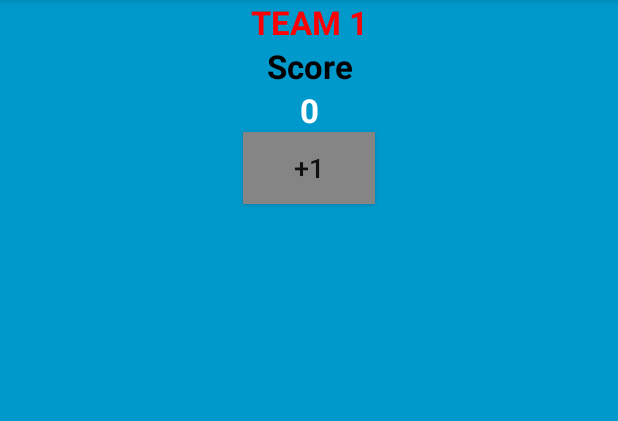
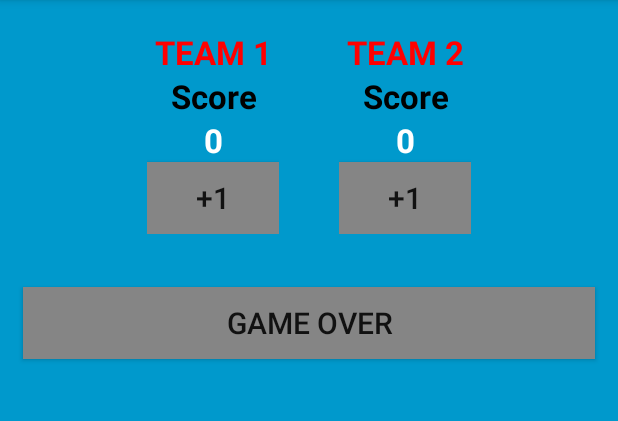
Before and after one commit to JesseCSG/CourtCounter, an Android app: the screen it shows after launch (MainActivity), on a phone screen of 412 x 824 dp, the part 84-505 px from its top. Run offline under Robolectric (Android 15) with nearby library versions, the phone set to English and light mode, and no system bars.

Commit message:
Up to Milestone 6

```diff
--- a/app/src/main/java/com/example/student/courtcounter/MainActivity.java
+++ b/app/src/main/java/com/example/student/courtcounter/MainActivity.java
@@ -1,5 +1,7 @@
 package com.example.student.courtcounter;
 
+import android.content.DialogInterface;
+import android.support.v7.app.AlertDialog;
 import android.support.v7.app.AppCompatActivity;
 import android.os.Bundle;
 import android.view.View;
@@ -8,14 +10,26 @@ import android.widget.TextView;
 
 public class MainActivity extends AppCompatActivity {
     private TextView countView;
-    public int scoreOne = 0;
+    private TextView countViewTwo;
+    public int scoreOne;
+    public int scoreTwo;
+    AlertDialog gameOverAlert;
+
 
     @Override
     protected void onCreate(Bundle savedInstanceState) {
         super.onCreate(savedInstanceState);
         setContentView(R.layout.activity_main);
+        gameOverAlert= new AlertDialog.Builder(MainActivity.this).create();
+
         countView= (TextView)findViewById(R.id.buttonCounter);
-        countView.setText(scoreOne);
+        countView.setText(""+scoreOne);
+
+        countViewTwo= (TextView)findViewById(R.id.buttonClicker);
+        countViewTwo.setText(""+scoreTwo);
+
+        scoreOne = 0;
+        scoreTwo = 0;
 
     }
 
@@ -23,4 +37,35 @@ public class MainActivity extends AppCompatActivity {
         countView.setText(String.valueOf(scoreOne));
         scoreOne++;
     }
+
+    public void clickFunction2(View view){
+        countViewTwo.setText(String.valueOf(scoreTwo));
+        scoreTwo++;
+    }
+
+    public void gameOverFunction(View view) {
+        if (scoreOne > scoreTwo) {
+            gameOverAlert.setMessage("Team 1 wins");
+        }
+        if (scoreTwo > scoreOne) {
+            gameOverAlert.setMessage("Team 2 wins");
+        }
+
+        gameOverAlert.setTitle("GAME OVER!!");
+        gameOverAlert.setMessage("Message Text");
+
+        gameOverAlert.setButton(AlertDialog.BUTTON_NEUTRAL, "OK",
+                new DialogInterface.OnClickListener() {
+                    public void onClick(DialogInterface dialog, int which) {
+                        dialog.dismiss();
+                    }
+                });
+        gameOverAlert.show();
+
+        scoreOne = 0;
+        countView.setText(String.valueOf(scoreOne));
+        scoreTwo = 0;
+        countViewTwo.setText(String.valueOf(scoreTwo));
+
+    }
 }
--- a/app/src/main/res/layout/activity_main.xml
+++ b/app/src/main/res/layout/activity_main.xml
@@ -7,6 +7,17 @@
     android:layout_height="match_parent"
     android:orientation="vertical"
     tools:context="com.example.student.courtcounter.MainActivity">
+
+    <LinearLayout
+        android:layout_width="wrap_content"
+        android:layout_height="wrap_content"
+        android:orientation="horizontal"
+        >
+        <LinearLayout
+            android:layout_width="match_parent"
+            android:layout_height="wrap_content"
+            android:layout_margin="20dp"
+            android:orientation="vertical">
 
             <TextView
                 android:layout_width="match_parent"
@@ -29,9 +40,9 @@
                 />
 
             <TextView
+                android:id="@+id/buttonCounter"
                 android:layout_width="match_parent"
                 android:layout_height="wrap_content"
-        android:text="0"
                 android:textSize="10pt"
                 android:textStyle="bold"
                 android:textColor="#FFFFFF"
@@ -39,13 +50,69 @@
                 />
 
             <Button
-        android:id="@+id/buttonCounter"
                 android:layout_width="wrap_content"
                 android:layout_height="wrap_content"
                 android:text="+1"
-        android:textSize="8pt"
+                android:textSize="20sp"
                 android:background="#858585"
                 android:onClick="clickFunction1"
                 />
+        </LinearLayout>
 
+        <LinearLayout
+            android:layout_width="wrap_content"
+            android:layout_height="wrap_content"
+            android:layout_margin="20dp"
+            android:orientation="vertical">
+
+            <TextView
+                android:layout_width="match_parent"
+                android:layout_height="wrap_content"
+                android:text="TEAM 2"
+                android:textSize="10pt"
+                android:textStyle="bold"
+                android:textColor="#FF0000"
+                android:gravity="center"
+                />
+
+            <TextView
+                android:layout_width="match_parent"
+                android:layout_height="wrap_content"
+                android:text="Score"
+                android:textSize="10pt"
+                android:textStyle="bold"
+                android:textColor="#000000"
+                android:gravity="center"
+                />
+
+            <TextView
+                android:id="@+id/buttonClicker"
+                android:layout_width="match_parent"
+                android:layout_height="wrap_content"
+                android:textSize="10pt"
+                android:textStyle="bold"
+                android:textColor="#FFFFFF"
+                android:gravity="center"
+                />
+
+            <Button
+                android:layout_width="wrap_content"
+                android:layout_height="wrap_content"
+                android:text="+1"
+                android:textSize="20sp"
+                android:background="#858585"
+                android:onClick="clickFunction2"
+                />
         </LinearLayout>
+    </LinearLayout>
+
+    <Button
+        android:layout_width="match_parent"
+        android:layout_height="wrap_content"
+        android:text="Game Over"
+        android:textSize="20sp"
+        android:background="#858585"
+        android:layout_margin="15dp"
+        android:onClick="gameOverFunction"
+        />
+</LinearLayout>
```
Also changed, not shown: 2 other files. Lines whose indentation alone changed are shown as unchanged.
